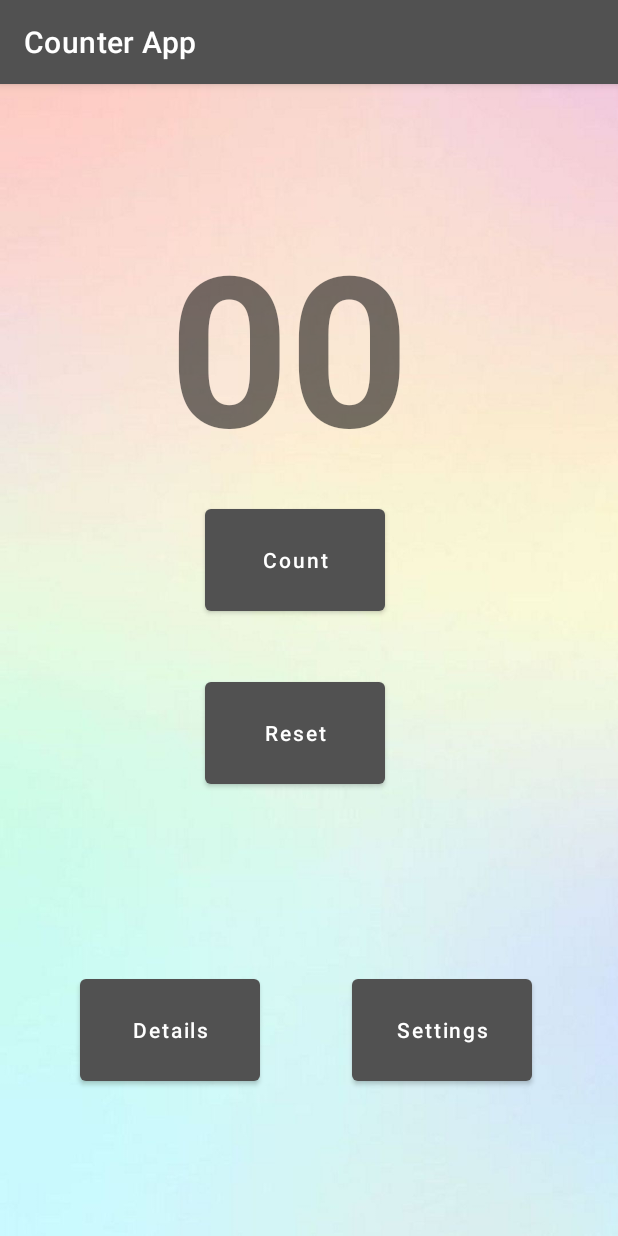
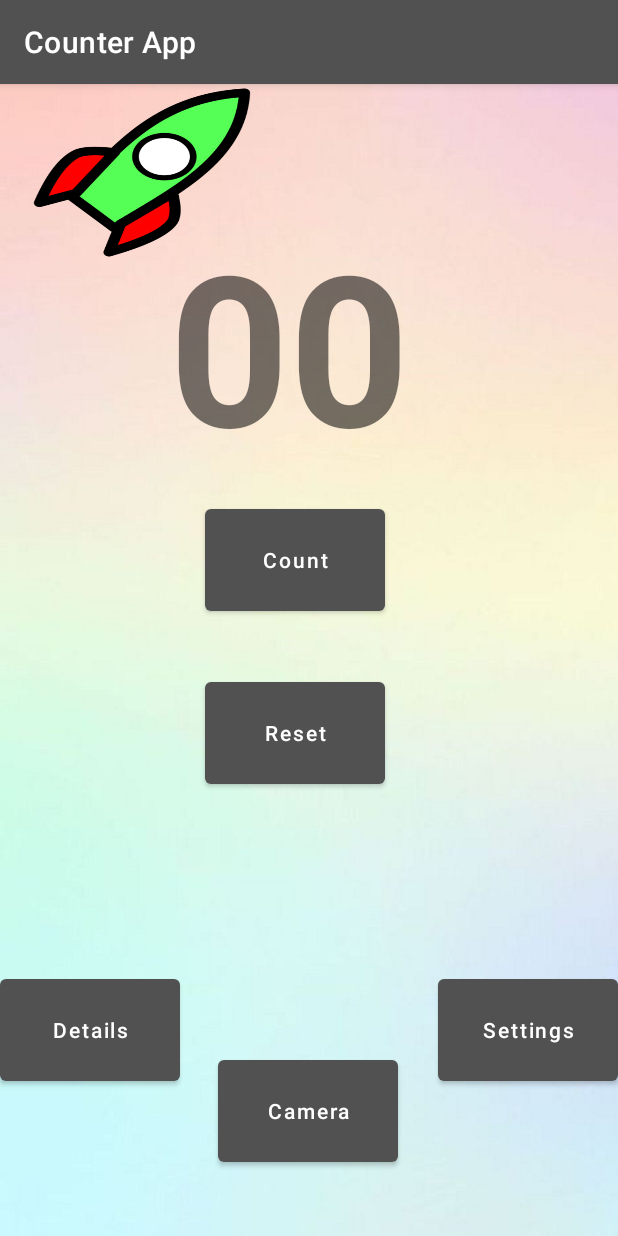
Before and after one commit to canorga8634/CS646-LAB3, an Android app: the screen it shows after launch (MainActivity), on a phone screen of 412 x 824 dp. Run offline under Robolectric (Android 15) with nearby library versions, the phone set to English and light mode, and no system bars; our stand-ins replace navigation-ui.

Commit message:
lab 4 commit

```diff
--- a/app/src/main/AndroidManifest.xml
+++ b/app/src/main/AndroidManifest.xml
@@ -1,6 +1,16 @@
 <?xml version="1.0" encoding="utf-8"?>
 <manifest xmlns:android="http://schemas.android.com/apk/res/android"
     package="com.zybooks.counterapplab3">
+
+    <uses-feature android:name="android.hardware.camera" android:required="true" />
+    <uses-permission android:name="android.permission.CAMERA" />
+
+
+    <queries>
+        <intent>
+            <action android:name="android.media.action.IMAGE_CAPTURE" />
+        </intent>
+    </queries>
 
     <application
         android:allowBackup="true"
--- a/app/src/main/java/com/zybooks/counterapplab3/MainActivity.kt
+++ b/app/src/main/java/com/zybooks/counterapplab3/MainActivity.kt
@@ -1,17 +1,24 @@
 package com.zybooks.counterapplab3
 
+import android.app.Activity
+import android.content.Intent
+import android.graphics.Bitmap
+import android.graphics.drawable.AnimationDrawable
+import android.media.MediaPlayer
 import android.os.Bundle
-import com.google.android.material.snackbar.Snackbar
+import android.provider.MediaStore
+import android.view.Menu
+import android.view.View
+import android.widget.Button
+import android.widget.ImageView
+import android.widget.TextView
+import androidx.activity.result.ActivityResultLauncher
+import androidx.activity.result.contract.ActivityResultContracts
 import androidx.appcompat.app.AppCompatActivity
 import androidx.navigation.findNavController
 import androidx.navigation.ui.AppBarConfiguration
 import androidx.navigation.ui.navigateUp
 import androidx.navigation.ui.setupActionBarWithNavController
-import android.view.Menu
-import android.view.MenuItem
-import android.widget.Button
-import android.widget.TextView
-import androidx.navigation.fragment.findNavController
 import com.zybooks.counterapplab3.databinding.ActivityMainBinding
 
 class MainActivity : AppCompatActivity() {
@@ -23,6 +30,20 @@ class MainActivity : AppCompatActivity() {
     private lateinit var counter_text: TextView
     private lateinit var button_click: Button
     private lateinit var reset_click: Button
+
+    //Sound Variables
+    private var mediaPlayer: MediaPlayer? = null
+
+    //Rocket Animation Variable
+    private lateinit var rocketAnimation: AnimationDrawable
+
+    //Camera Variables
+    private lateinit var resultLauncher: ActivityResultLauncher<Intent>
+    private var currentImagePath: String? = null
+
+    private lateinit var btnOpenCamera: Button
+    private lateinit var ivPhoto: ImageView
+
 
     override fun onCreate(savedInstanceState: Bundle?) {
         super.onCreate(savedInstanceState)
@@ -36,10 +57,6 @@ class MainActivity : AppCompatActivity() {
         appBarConfiguration = AppBarConfiguration(navController.graph)
         setupActionBarWithNavController(navController, appBarConfiguration)
 
-//        binding.fab.setOnClickListener { view ->
-//            Snackbar.make(view, "Replace with your own action", Snackbar.LENGTH_LONG)
-//                .setAction("Action", null).show()
-//        }
 
         //Counter App Code
         counter_text = findViewById(R.id.counter_txt)
@@ -52,17 +69,52 @@ class MainActivity : AppCompatActivity() {
             timesClicked += 1
             counter_text.text = timesClicked.toString()
 
+            //Sound Button Click
+            mediaPlayer = MediaPlayer.create(this, R.raw.sound)
+            mediaPlayer?.start()
         }
 
         reset_click.setOnClickListener {
             timesClicked = 0
             counter_text.text = "00"
-//            counter_text.text = timesClicked.toString()
+            //counter_text.text = timesClicked.toString()
         }
 
         //Warning Dialog Code
         val dialog = WarningDialogFragment()
         dialog.show(supportFragmentManager, "warningDialog")
+
+        //Rocket Animation Code
+        val rocketImage = findViewById<ImageView>(R.id.rocket_image).apply {
+            setBackgroundResource(R.drawable.rocket_color)
+            rocketAnimation = background as AnimationDrawable
+        }
+        rocketImage.setOnClickListener({ rocketAnimation.start() })
+
+        //Camera Code
+        btnOpenCamera = findViewById(R.id.btnOpenCamera)
+            //Variable to handle preview and image goes here
+
+        resultLauncher =
+            registerForActivityResult(ActivityResultContracts.StartActivityForResult()) { result ->
+                if (result.resultCode == Activity.RESULT_OK) {
+                    handleCameraImage(result.data)
+                }
+            }
+
+        btnOpenCamera.setOnClickListener {
+
+            //intent to open camera app
+            val cameraIntent = Intent(MediaStore.ACTION_IMAGE_CAPTURE)
+            resultLauncher.launch(cameraIntent)
+
+        }
+    }
+
+    private fun handleCameraImage(intent: Intent?) {
+        val bitmap = intent?.extras?.get("data") as Bitmap
+        ivPhoto.setImageBitmap(bitmap)
+
     }
 
     override fun onCreateOptionsMenu(menu: Menu): Boolean {
@@ -71,14 +123,6 @@ class MainActivity : AppCompatActivity() {
         return true
     }
 
-//    override fun onOptionsItemSelected(item: MenuItem): Boolean {
-        // Handle action bar item clicks here
-//        return when (item.itemId) {
-//            R.id.action_settings -> true
-//            else -> super.onOptionsItemSelected(item)
-//        }
-//    }
-
     override fun onSupportNavigateUp(): Boolean {
         val navController = findNavController(R.id.nav_host_fragment_content_main)
         return navController.navigateUp(appBarConfiguration)
--- /dev/null
+++ b/app/src/main/res/drawable/rocket_color.xml
@@ -0,0 +1,7 @@
+<animation-list xmlns:android="http://schemas.android.com/apk/res/android"
+    android:oneshot="false">
+    <item android:drawable="@drawable/rocket1" android:duration="200" />
+    <item android:drawable="@drawable/rocket2" android:duration="200" />
+    <item android:drawable="@drawable/rocket3" android:duration="200" />
+    <item android:drawable="@drawable/rocket4" android:duration="200" />
+</animation-list>
--- a/app/src/main/res/layout/fragment_first.xml
+++ b/app/src/main/res/layout/fragment_first.xml
@@ -15,10 +15,10 @@
         android:textAllCaps="false"
         app:layout_constraintBottom_toBottomOf="parent"
         app:layout_constraintEnd_toEndOf="parent"
-        app:layout_constraintHorizontal_bias="0.182"
+        app:layout_constraintHorizontal_bias="0.0"
         app:layout_constraintStart_toStartOf="parent"
         app:layout_constraintTop_toBottomOf="@+id/reset_click"
-        app:layout_constraintVertical_bias="0.412" />
+        app:layout_constraintVertical_bias="0.41" />
 
     <TextView
         android:id="@+id/counter_txt"
@@ -67,8 +67,32 @@
         android:textAllCaps="false"
         app:layout_constraintBottom_toBottomOf="parent"
         app:layout_constraintEnd_toEndOf="parent"
-        app:layout_constraintHorizontal_bias="0.804"
+        app:layout_constraintHorizontal_bias="1.0"
         app:layout_constraintStart_toStartOf="parent"
         app:layout_constraintTop_toBottomOf="@+id/reset_click"
-        app:layout_constraintVertical_bias="0.412" />
+        app:layout_constraintVertical_bias="0.41" />
+
+    <ImageView
+        android:id="@+id/rocket_image"
+        android:layout_width="152dp"
+        android:layout_height="118dp"
+        android:src="@android:drawable/list_selector_background"
+        app:layout_constraintEnd_toEndOf="parent"
+        app:layout_constraintHorizontal_bias="0.073"
+        app:layout_constraintStart_toStartOf="parent"
+        tools:layout_editor_absoluteY="16dp" />
+
+    <Button
+        android:id="@+id/btnOpenCamera"
+        android:layout_width="120dp"
+        android:layout_height="80dp"
+        android:text="@string/camera"
+        android:textAllCaps="false"
+        app:layout_constraintBottom_toBottomOf="parent"
+        app:layout_constraintEnd_toStartOf="@+id/button_settings"
+        app:layout_constraintHorizontal_bias="0.49"
+        app:layout_constraintStart_toEndOf="@+id/button_first"
+        app:layout_constraintTop_toBottomOf="@+id/reset_click"
+        app:layout_constraintVertical_bias="0.8" />
+
 </androidx.constraintlayout.widget.ConstraintLayout>
--- a/app/src/main/res/values/strings.xml
+++ b/app/src/main/res/values/strings.xml
@@ -1,5 +1,5 @@
 <resources>
-    <string name="app_name">Counter App Lab 3</string>
+    <string name="app_name">Counter App Lab 4</string>
     <string name="action_settings">Settings</string>
     <!-- Strings used for fragments for navigation -->
     <string name="first_fragment_label">Counter App</string>
@@ -31,4 +31,6 @@
     <string name="reset">Reset</string>
     <string name="settings">Settings</string>
     <string name="thank_you_for_using_counter_app_this_app_was_created_by_christian_anorga_for_cs646_02">Thank you for using Counter App. This App was created by Christian Anorga for CS646.02.</string>
+    <string name="rocket">rocket</string>
+    <string name="camera">Camera</string>
 </resources>
--- a/build.gradle
+++ b/build.gradle
@@ -5,7 +5,7 @@ buildscript {
         mavenCentral()
     }
     dependencies {
-        classpath "com.android.tools.build:gradle:7.0.4"
+        classpath 'com.android.tools.build:gradle:7.1.3'
         classpath "org.jetbrains.kotlin:kotlin-gradle-plugin:1.6.10"
 
         // NOTE: Do not place your application dependencies here; they belong
```
Also changed, not shown: app/src/main/res/drawable/rocket1.png (added), app/src/main/res/drawable/rocket2.png (added), app/src/main/res/drawable/rocket3.png (added), app/src/main/res/drawable/rocket4.png (added), gradle/wrapper/gradle-wrapper.properties, 1 other file.
